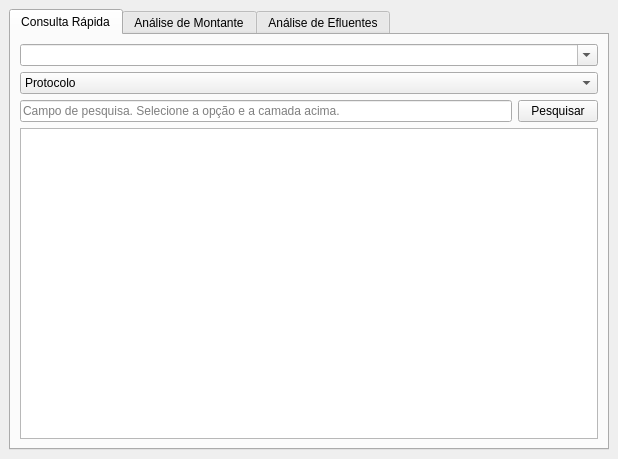
The window that iat_teste_dockwidget_base.ui (zyngra/IatTeste) describes before a commit, drawn with Qt 5.
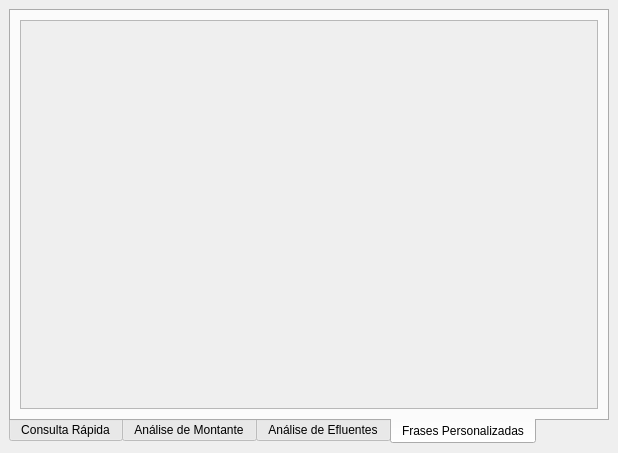
The same window after the commit. The open tabs and pages were chosen to show the change. Custom widgets are drawn as their Qt base class.

Commit message: Adicionada lógica de frases personalizadas para inclusão no parecer do técnico.

```diff
--- a/iat_teste_dockwidget_base.ui
+++ b/iat_teste_dockwidget_base.ui
@@ -7,7 +7,7 @@
     <x>0</x>
     <y>0</y>
     <width>618</width>
-    <height>459</height>
+    <height>453</height>
    </rect>
   </property>
   <property name="windowTitle">
@@ -18,7 +18,7 @@
     <item row="2" column="0">
      <widget class="QTabWidget" name="tabWidget">
       <property name="tabPosition">
-       <enum>QTabWidget::North</enum>
+       <enum>QTabWidget::South</enum>
       </property>
       <property name="tabShape">
        <enum>QTabWidget::Rounded</enum>
@@ -614,6 +614,31 @@
         </item>
        </layout>
       </widget>
+      <widget class="QWidget" name="tab_6">
+       <attribute name="title">
+        <string>Frases Personalizadas</string>
+       </attribute>
+       <layout class="QGridLayout" name="gridLayout_7">
+        <item row="0" column="0">
+         <widget class="QScrollArea" name="scrollArea">
+          <property name="widgetResizable">
+           <bool>true</bool>
+          </property>
+          <widget class="QWidget" name="scrollAreaWidgetContents">
+           <property name="geometry">
+            <rect>
+             <x>0</x>
+             <y>0</y>
+             <width>576</width>
+             <height>365</height>
+            </rect>
+           </property>
+           <layout class="QVBoxLayout" name="verticalLayout"/>
+          </widget>
+         </widget>
+        </item>
+       </layout>
+      </widget>
      </widget>
     </item>
    </layout>
```
The commit also changes 3 other files.
